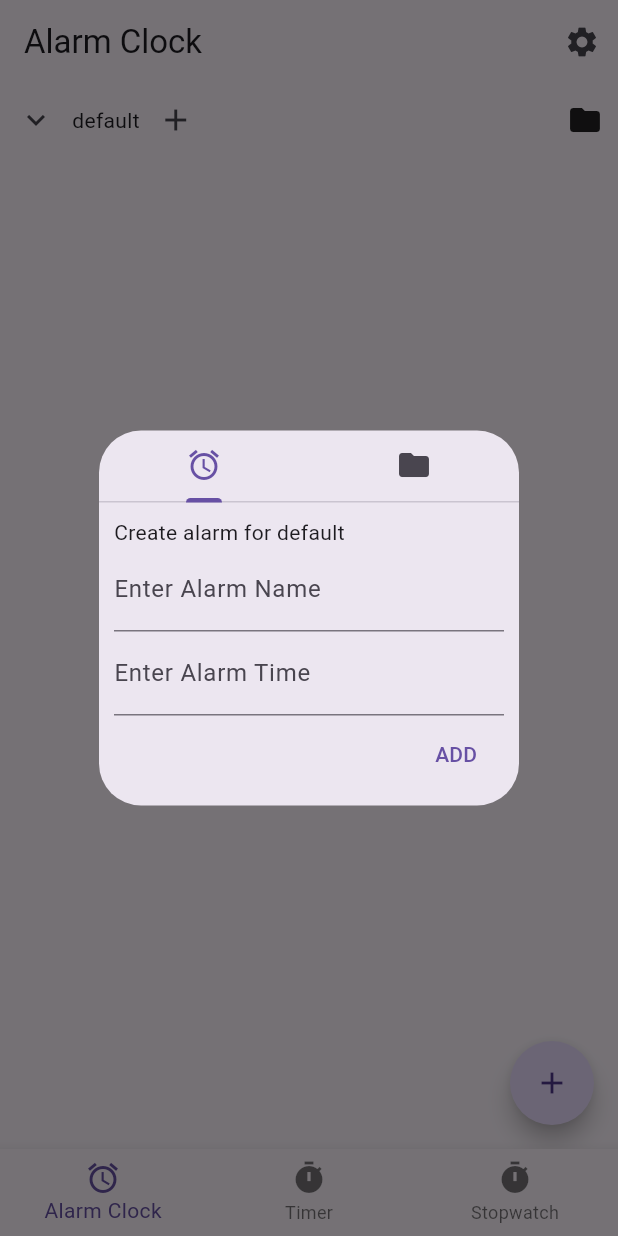
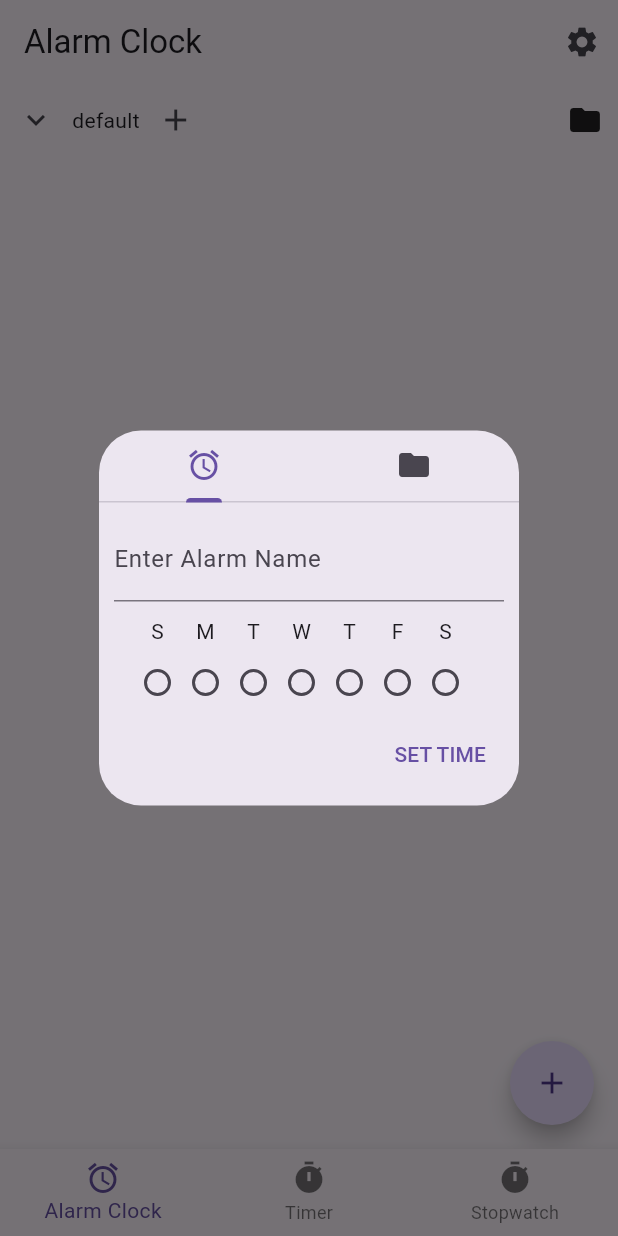
Before and after one commit to Syed-A-Naqvi/task_bell, a Flutter app: the screen it shows after launch, after a tap on the "chevron right" icon, after a tap on the "add" icon, on a phone screen of 412 x 824 dp. Run offline on Flutter 3.47's test engine with Material 3 defaults, Android fonts, the phone set to English and light mode, and no system bars; drawn by our look-alikes of flutter_speed_dial; missing offline and left inert: alarm; generated files the repository leaves out were written again.

Commit message:
Can now select weekdays when creating an alarm

```diff
--- a/task_bell/lib/src/alarm/alarm_folder.dart
+++ b/task_bell/lib/src/alarm/alarm_folder.dart
@@ -1,6 +1,7 @@
 import 'package:alarm/alarm.dart';
 import 'package:flutter/material.dart';
 import 'package:flutter/services.dart';
+import 'package:task_bell/src/alarm/weekday_selector.dart';
 import '../settings/settings_view.dart';
 import 'package:collection/collection.dart';
 
@@ -80,7 +81,7 @@ class _AlarmFolderState extends State<AlarmFolder> {
         ),
       ),
       recur: WeekRecur(
-        activeDays: (WeekRecur.monday | WeekRecur.wednesday | WeekRecur.saturday),
+        activeDays: weekdaySelector.activeDays,
         recurTime: DateTime.now().add(const Duration(minutes: 5)),
       )
       ),
@@ -157,6 +158,8 @@ class _AlarmFolderState extends State<AlarmFolder> {
   final TextEditingController _nameController = TextEditingController();
   final TextEditingController _alarmTimeController = TextEditingController();
 
+  WeekdaySelector weekdaySelector = WeekdaySelector(activeDays: 0,);
+
   Widget _buildTabView() {
   return Expanded(child: Padding(
     padding: const EdgeInsets.all(10),
@@ -165,7 +168,7 @@ final TextEditingController _alarmTimeController = TextEditingController();
       Column(
         crossAxisAlignment: CrossAxisAlignment.start,
         children: [
-          Text("Create alarm for ${widget.name}"),
+
           Row(
             children: [
               Expanded(
@@ -179,26 +182,21 @@ final TextEditingController _alarmTimeController = TextEditingController();
               ),
             ],
           ),
-          Row(
-            children: [
-              Expanded(
-                child: TextFormField(
-                  decoration: const InputDecoration(
-                    border: UnderlineInputBorder(),
-                    labelText: 'Enter Alarm Time',
-                  ),
-                controller: _alarmTimeController,
+
+          Center(
+            child: Padding(
+              padding: const EdgeInsets.fromLTRB(0,10,10,0),
+              child: weekdaySelector,
             )
           ),
-            ],
-          ),
+
           Expanded(child: Container(),),
           Row(
             children: [
               Expanded(child:Container()),
               TextButton(
-                child: const Text("ADD"),
                 onPressed: _createNewAlarm,
+                child: const Text("SET TIME"),
               )
             ],
           )
--- /dev/null
+++ b/task_bell/lib/src/alarm/weekday_selector.dart
@@ -0,0 +1,143 @@
+import 'package:flutter/material.dart';
+import 'recurrence/week_recur.dart';
+
+class WeekdaySelector extends StatefulWidget {
+
+  int activeDays;
+
+  /// activeDays should be a bit vector, the same used by recurrence/WeekRecur
+  WeekdaySelector({
+    required this.activeDays,
+    super.key,
+  });
+
+
+  @override
+  State<StatefulWidget> createState() => _WeekdaySelectorState();
+}
+
+class _WeekdaySelectorState extends State<WeekdaySelector> {
+
+  /*
+  Default/builtin checkboxes are not well built for our purposes, will need
+  to make our own, which is pretty unfortunate
+  */
+
+  double colWidth = 32.0;
+
+  @override
+  Widget build(BuildContext context) {
+
+    return Wrap(
+      children: [
+        SizedBox(
+          width: colWidth,
+          child: Column(
+            children: [
+              const Text("S"),
+              Checkbox(
+                value: widget.activeDays & WeekRecur.sunday == WeekRecur.sunday,
+                onChanged: (bool? value) {setState((){
+                  widget.activeDays = widget.activeDays ^ WeekRecur.sunday;
+                });},
+                shape: const CircleBorder(),
+              )
+            ],
+          ),
+        ),
+        SizedBox(
+          width: colWidth,
+          child: Column(
+            children: [
+              const Text("M"),
+              Checkbox(
+                value: widget.activeDays & WeekRecur.monday == WeekRecur.monday,
+                onChanged: (bool? value) {setState((){
+                  widget.activeDays = widget.activeDays ^ WeekRecur.monday;
+                });},
+                shape: const CircleBorder(),
+              )
+            ],
+          ),
+        ),
+        SizedBox(
+          width: colWidth,
+          child: Column(
+            children: [
+              const Text("T"),
+              Checkbox(
+                value: widget.activeDays & WeekRecur.tuesday == WeekRecur.tuesday,
+                onChanged: (bool? value) {setState((){
+                  widget.activeDays = widget.activeDays ^ WeekRecur.tuesday;
+                });},
+                shape: const CircleBorder(),
+              )
+            ],
+          ),
+        ),
+        SizedBox(
+          width: colWidth,
+          child: Column(
+            children: [
+              const Text("W"),
+              Checkbox(
+                value: widget.activeDays & WeekRecur.wednesday == WeekRecur.wednesday,
+                onChanged: (bool? value) {setState((){
+                  widget.activeDays = widget.activeDays ^ WeekRecur.wednesday;
+                });},
+                shape: const CircleBorder(),
+              )
+            ],
+          ),
+        ),
+        SizedBox(
+          width: colWidth,
+          child: Column(
+            children: [
+              const Text("T"),
+              Checkbox(
+                value: widget.activeDays & WeekRecur.thursday == WeekRecur.thursday,
+                onChanged: (bool? value) {setState((){
+                  widget.activeDays = widget.activeDays ^ WeekRecur.thursday;
+                });},
+                shape: const CircleBorder(),
+              )
+            ],
+          ),
+        ),
+        SizedBox(
+          width: colWidth,
+          child: Column(
+            children: [
+              const Text("F"),
+              Checkbox(
+                value: widget.activeDays & WeekRecur.friday == WeekRecur.friday,
+                onChanged: (bool? value) {setState((){
+                  widget.activeDays = widget.activeDays ^ WeekRecur.friday;
+                });},
+                shape: const CircleBorder(),
+              )
+            ],
+          ),
+        ),
+        SizedBox(
+          width: colWidth,
+          child: Column(
+            children: [
+              const Text("S"),
+              Checkbox(
+                value: widget.activeDays & WeekRecur.saturday == WeekRecur.saturday,
+                onChanged: (bool? value) {setState((){
+                  widget.activeDays = widget.activeDays ^ WeekRecur.saturday;
+                });},
+                shape: const CircleBorder(),
+              )
+            ],
+          ),
+        ),
+
+
+      ],
+    );
+  }
+}
--- a/task_bell/pubspec.yaml
+++ b/task_bell/pubspec.yaml
@@ -17,6 +17,7 @@ dependencies:
   flutter_localizations:
     sdk: flutter
   flutter_speed_dial: ^7.0.0
+  provider: ^6.1.2
 
 dev_dependencies:
   flutter_test:
```
Also changed, not shown: task_bell/lib/src/alarm/alarm_instance.dart (+3 -10 lines), task_bell/pubspec.lock. Lines whose indentation alone changed are shown as unchanged.
